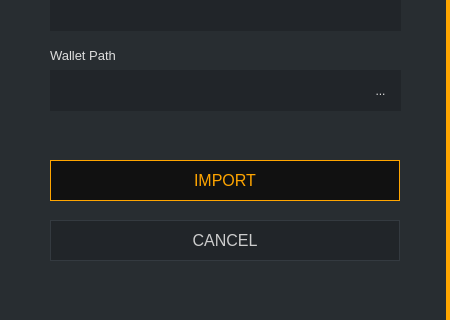
Before: the Qt Designer form src/gui/ui/importsecretkeys.ui in ConcealNetwork/conceal-desktop, drawn with Qt 5; both pictures show x 0 to 450 and y 230 to 550 of the 450 by 550 pixel window.
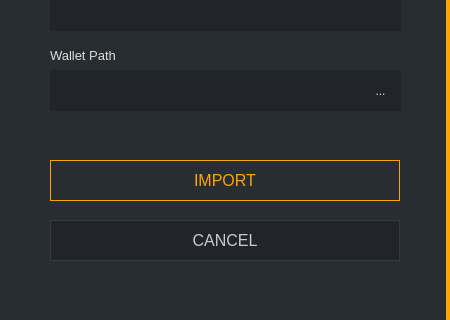
After: the same form once the commit is applied.

What changed in the file:
```diff
--- a/src/gui/ui/importsecretkeys.ui
+++ b/src/gui/ui/importsecretkeys.ui
@@ -251,7 +251,7 @@
      </font>
     </property>
     <property name="styleSheet">
-     <string notr="true">QPushButton#m_okButton {color: orange; background-color: #111111; border: 1px solid orange; font-size: 16px;}
+     <string notr="true">QPushButton#m_okButton {color: orange;  border: 1px solid orange; font-size: 16px;}
 
 QPushButton#m_okButton:hover {color: orange; background-color: #111111; border: 2px solid orange; font-size: 16px;}</string>
     </property>
```
Left out of the diff: 2 changed lines with no effect on the pictures.
